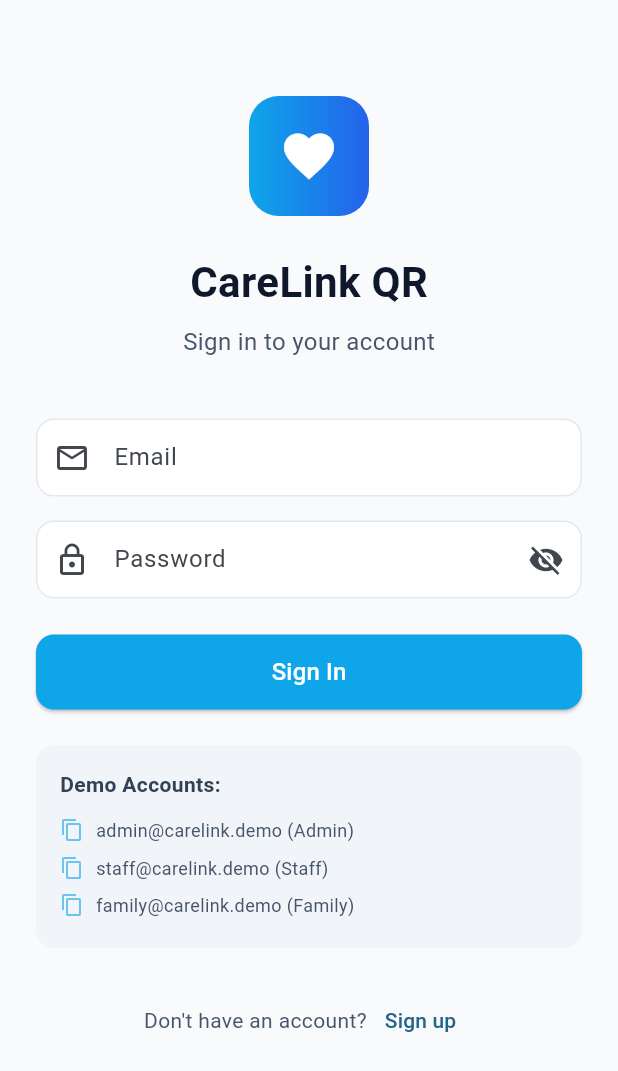
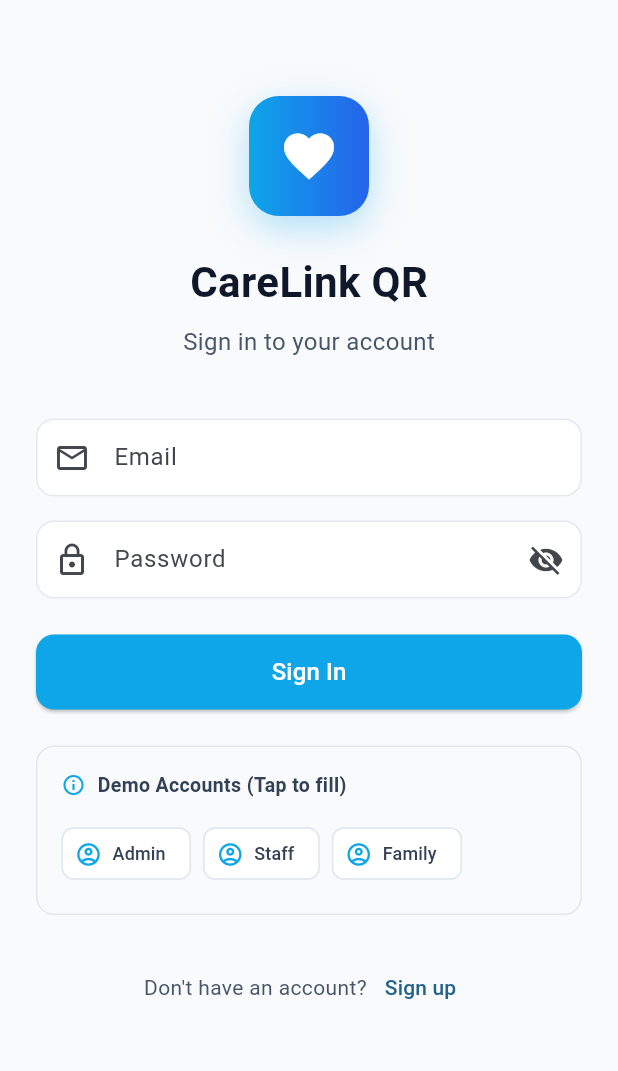
Before and after one commit to H4D3ZS/carelink, a Flutter app: the screen it shows after launch, on a phone screen of 412 x 824 dp. Shown: the top 1071 px of the screen. Run offline on Flutter 3.47's test engine with Material 3 defaults, Android fonts, the phone set to English and light mode, and no system bars; our stand-ins replace flutter_riverpod, go_router, injectable, shared_preferences; missing offline and left inert: mobile_scanner.

Commit message:
fix: mobile app - use production API, better error handling, improved login UI
Co-authored-by: Cursor <cursoragent@cursor.com>

```diff
--- a/apps/mobile/lib/screens/login_screen.dart
+++ b/apps/mobile/lib/screens/login_screen.dart
@@ -45,10 +45,23 @@ class _LoginScreenState extends State<LoginScreen> {
         );
       }
     } catch (e) {
-      setState(() => _error = e.toString());
+      // Clean up error message for display
+      String errorMsg = e.toString();
+      if (errorMsg.contains('SocketException') || errorMsg.contains('Connection refused')) {
+        errorMsg = 'Cannot connect to server. Please check your internet connection.';
+      } else if (errorMsg.contains('Exception:')) {
+        errorMsg = errorMsg.replaceAll('Exception: ', '');
+      }
+      setState(() => _error = errorMsg);
     } finally {
       setState(() => _isLoading = false);
     }
+  }
+
+  void _fillDemoAccount(String email, String password) {
+    _emailController.text = email;
+    _passwordController.text = password;
+    setState(() {});
   }
 
   @override
@@ -69,6 +82,13 @@ class _LoginScreenState extends State<LoginScreen> {
                     colors: [AppTheme.primaryColor, AppTheme.secondaryColor],
                   ),
                   borderRadius: BorderRadius.circular(20),
+                  boxShadow: [
+                    BoxShadow(
+                      color: AppTheme.primaryColor.withOpacity(0.3),
+                      blurRadius: 20,
+                      offset: const Offset(0, 8),
+                    ),
+                  ],
                 ),
                 child: const Icon(
                   Icons.favorite,
@@ -140,11 +160,30 @@ class _LoginScreenState extends State<LoginScreen> {
                     ),
                     if (_error != null) ...[
                       const SizedBox(height: 16),
-                      Text(
+                      Container(
+                        padding: const EdgeInsets.all(12),
+                        decoration: BoxDecoration(
+                          color: AppTheme.dangerColor.withOpacity(0.1),
+                          borderRadius: BorderRadius.circular(8),
+                        ),
+                        child: Row(
+                          children: [
+                            const Icon(
+                              Icons.error_outline,
+                              color: AppTheme.dangerColor,
+                              size: 20,
+                            ),
+                            const SizedBox(width: 8),
+                            Expanded(
+                              child: Text(
                                 _error!,
                                 style: const TextStyle(
                                   color: AppTheme.dangerColor,
                                   fontSize: 14,
+                                ),
+                              ),
+                            ),
+                          ],
                         ),
                       ),
                     ],
@@ -177,23 +216,41 @@ class _LoginScreenState extends State<LoginScreen> {
               Container(
                 padding: const EdgeInsets.all(16),
                 decoration: BoxDecoration(
-                  color: AppTheme.slate100,
+                  color: AppTheme.slate50,
                   borderRadius: BorderRadius.circular(12),
+                  border: Border.all(color: AppTheme.slate200),
                 ),
                 child: Column(
                   crossAxisAlignment: CrossAxisAlignment.start,
                   children: [
+                    Row(
+                      children: [
+                        Icon(
+                          Icons.info_outline,
+                          size: 16,
+                          color: AppTheme.primaryColor,
+                        ),
+                        const SizedBox(width: 8),
                         const Text(
-                      'Demo Accounts:',
+                          'Demo Accounts (Tap to fill)',
                           style: TextStyle(
-                        fontWeight: FontWeight.bold,
+                            fontWeight: FontWeight.w600,
                             color: AppTheme.slate700,
+                            fontSize: 13,
                           ),
                         ),
-                    const SizedBox(height: 8),
-                    _buildDemoAccount('admin@carelink.demo', 'admin', 'Admin'),
-                    _buildDemoAccount('staff@carelink.demo', 'staff', 'Staff'),
-                    _buildDemoAccount('family@carelink.demo', 'family', 'Family'),
+                      ],
+                    ),
+                    const SizedBox(height: 12),
+                    Wrap(
+                      spacing: 8,
+                      runSpacing: 8,
+                      children: [
+                        _buildDemoChip('admin@carelink.demo', 'admin', 'Admin'),
+                        _buildDemoChip('staff@carelink.demo', 'staff', 'Staff'),
+                        _buildDemoChip('family@carelink.demo', 'family', 'Family'),
+                      ],
+                    ),
                   ],
                 ),
               ),
@@ -225,32 +282,24 @@ class _LoginScreenState extends State<LoginScreen> {
     );
   }
 
-  Widget _buildDemoAccount(String email, String password, String role) {
-    return InkWell(
-      onTap: () {
-        _emailController.text = email;
-        _passwordController.text = password;
-      },
-      child: Padding(
-        padding: const EdgeInsets.symmetric(vertical: 4),
-        child: Row(
-          children: [
-            Icon(
-              Icons.copy,
-              size: 16,
-              color: AppTheme.primaryColor.withOpacity(0.6),
+  Widget _buildDemoChip(String email, String password, String role) {
+    final isSelected = _emailController.text == email;
+    return ActionChip(
+      avatar: Icon(
+        isSelected ? Icons.check_circle : Icons.account_circle_outlined,
+        size: 18,
+        color: isSelected ? Colors.white : AppTheme.primaryColor,
       ),
-            const SizedBox(width: 8),
-            Text(
-              '$email ($role)',
-              style: const TextStyle(
+      label: Text('$role'),
+      labelStyle: TextStyle(
         fontSize: 12,
-                color: AppTheme.slate600,
+        color: isSelected ? Colors.white : AppTheme.slate700,
       ),
+      backgroundColor: isSelected ? AppTheme.primaryColor : Colors.white,
+      side: BorderSide(
+        color: isSelected ? AppTheme.primaryColor : AppTheme.slate200,
       ),
-          ],
-        ),
-      ),
+      onPressed: () => _fillDemoAccount(email, password),
     );
   }
 }
```
Also changed, not shown: apps/mobile/lib/data/api_service.dart (+38 -16 lines). Lines whose indentation alone changed are shown as unchanged.
